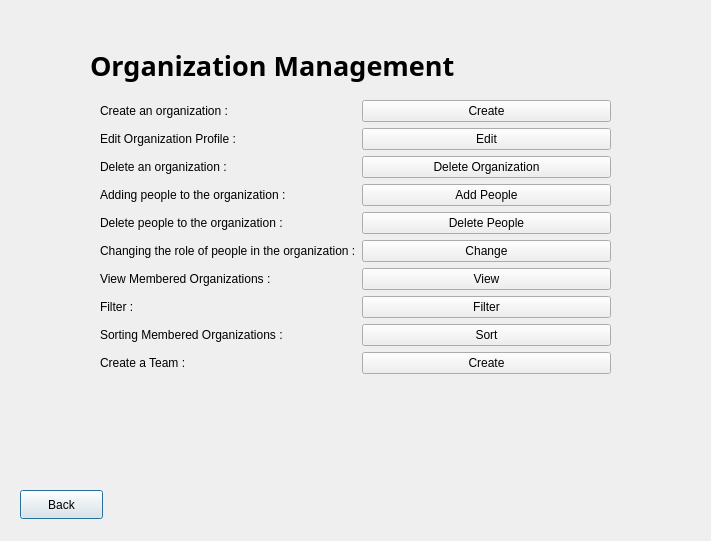
This is Project_Ap/Organization_Page.ui in Hasansaberifar/AP_Prozhe as Qt 5 draws it before an edit. The edited form follows.
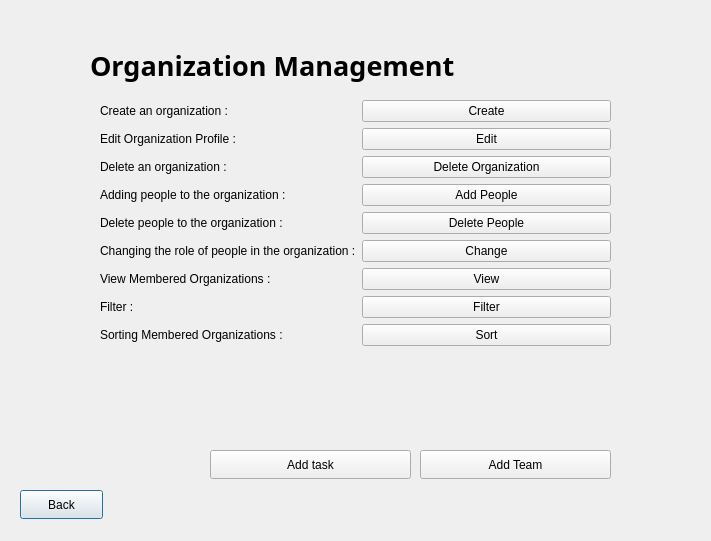
This is the edited form.

Commit message: Delete Edit Page

```diff
--- a/Project_Ap/Organization_Page.ui
+++ b/Project_Ap/Organization_Page.ui
@@ -52,7 +52,7 @@
      <x>100</x>
      <y>100</y>
      <width>511</width>
-     <height>361</height>
+     <height>331</height>
     </rect>
    </property>
    <layout class="QFormLayout" name="formLayout">
@@ -182,22 +182,34 @@
       </property>
      </widget>
     </item>
-    <item row="9" column="0">
-     <widget class="QLabel" name="label_11">
-      <property name="text">
-       <string>Create a Team :</string>
-      </property>
-     </widget>
-    </item>
-    <item row="9" column="1">
-     <widget class="QPushButton" name="pushButton_11">
-      <property name="text">
-       <string>Create</string>
-      </property>
-     </widget>
-    </item>
    </layout>
   </widget>
+  <widget class="QPushButton" name="pushButton_11">
+   <property name="geometry">
+    <rect>
+     <x>420</x>
+     <y>450</y>
+     <width>191</width>
+     <height>29</height>
+    </rect>
+   </property>
+   <property name="text">
+    <string>Add Team</string>
+   </property>
+  </widget>
+  <widget class="QPushButton" name="pushButton_12">
+   <property name="geometry">
+    <rect>
+     <x>210</x>
+     <y>450</y>
+     <width>201</width>
+     <height>29</height>
+    </rect>
+   </property>
+   <property name="text">
+    <string>Add task</string>
+   </property>
+  </widget>
  </widget>
  <resources/>
  <connections/>
```
The commit also changes 30 other files.
